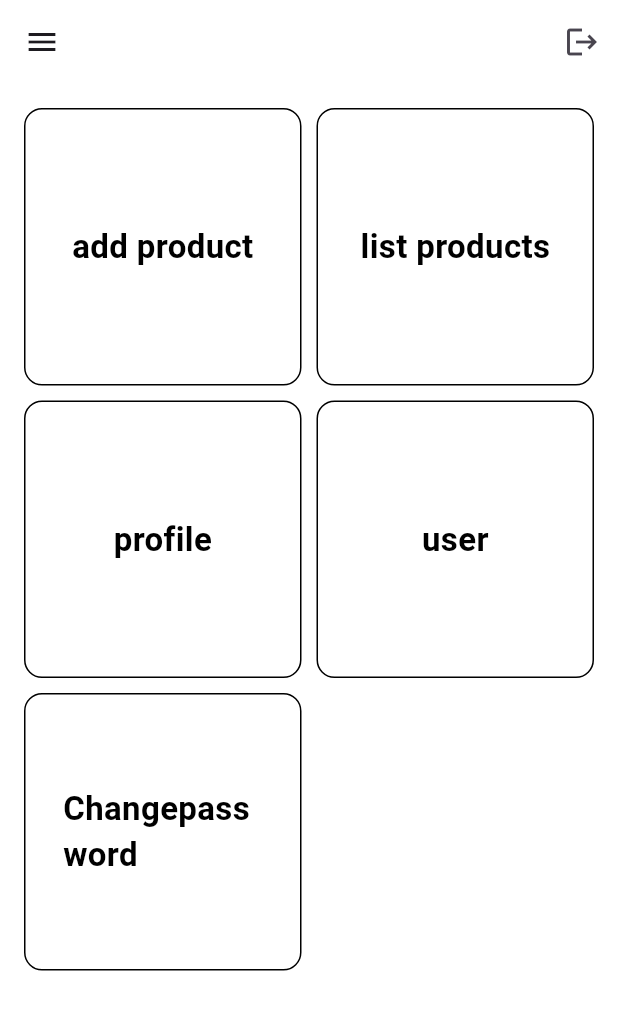
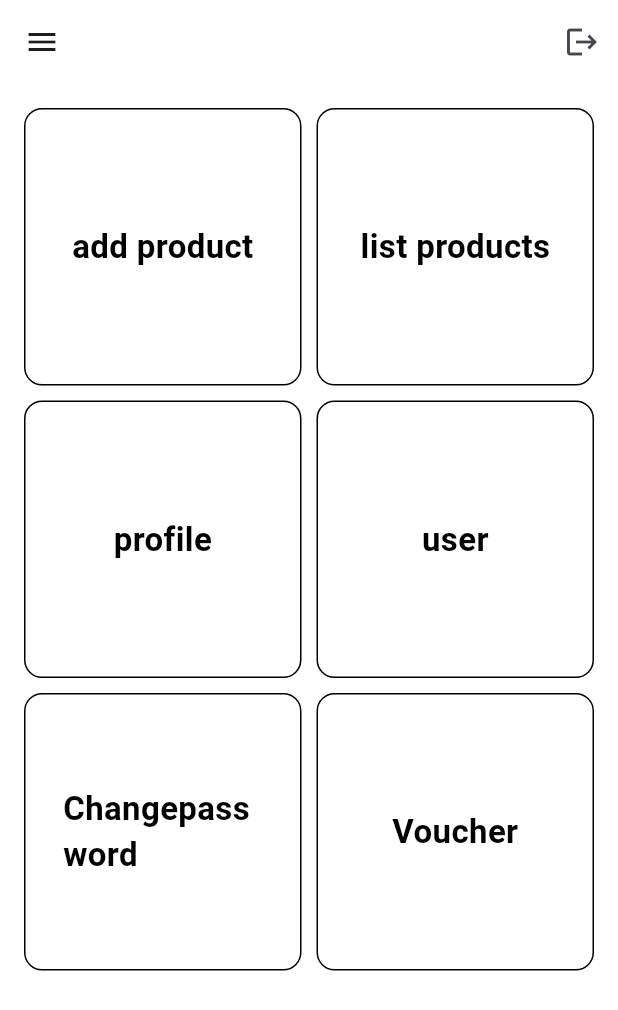
Before and after one commit to DoTung0105/doantotnghiep, a Flutter app: the HomeScreen screen opened directly, on a phone screen of 412 x 824 dp. Shown: the top 1010 px of the screen. Run offline on Flutter 3.47's test engine with Material 3 defaults, Android fonts, the light colour scheme and no system bars; our stand-ins replace carousel_slider, cloud_firestore, firebase_auth, firebase_core, firebase_storage, google_nav_bar and 5 more; accounts and stored records are empty.

Commit message:
thay doi ve voucher vaf cap nhat thoi gian voucher,sua loi

```diff
--- a/fashionhub/lib/main.dart
+++ b/fashionhub/lib/main.dart
@@ -29,12 +29,12 @@ class MyApp extends StatelessWidget {
         ChangeNotifierProvider(create: (_) => ProductViewModel()),
         ChangeNotifierProvider(
           create: (_) => Cart(AuthenticationService()),
-
-        ), ChangeNotifierProvider(create: (_) => VoucherViewModel()),
+        ),
+        ChangeNotifierProvider(create: (_) => VoucherViewModel()),
       ],
       child: MaterialApp(
         debugShowCheckedModeBanner: false,
-        home: Voucher_Screen(),
+        home: LoginScreen(),
       ),
     );
   }
--- a/fashionhub/lib/view/home_screen.dart
+++ b/fashionhub/lib/view/home_screen.dart
@@ -7,6 +7,7 @@ import 'package:fashionhub/view/login_screen.dart';
 
 import 'package:fashionhub/view/user_profile_screen.dart';
 import 'package:fashionhub/view/users_screen.dart';
+import 'package:fashionhub/view/voucher_screen.dart';
 import 'package:flutter/material.dart';
 import 'package:flutter/rendering.dart';
 import 'package:flutter/widgets.dart';
@@ -163,6 +164,30 @@ class HomeScreen extends StatelessWidget {
                   ),
                 ),
               ),
+              GestureDetector(
+                onTap: () => Navigator.of(context).push(
+                  MaterialPageRoute(
+                      builder: (context) => Voucher_Screen()),
+                ),
+                child: Container(
+                  decoration: BoxDecoration(
+                    border: Border.all(color: Colors.black),
+                    color: Colors.transparent,
+                    borderRadius: BorderRadius.circular(12),
+                  ),
+                  padding: const EdgeInsets.all(25.0),
+                  child: const Center(
+                    child: Text(
+                      'Voucher',
+                      style: TextStyle(
+                        color: Colors.black,
+                        fontWeight: FontWeight.bold,
+                        fontSize: 22.0,
+                      ),
+                    ),
+                  ),
+                ),
+              ),
             ],
           ),
         ));
--- a/fashionhub/lib/view/voucher_screen.dart
+++ b/fashionhub/lib/view/voucher_screen.dart
@@ -33,9 +33,7 @@ class _VoucherScreenState extends State<Voucher_Screen> {
               itemCount: viewModel.vouchers.length,
               itemBuilder: (context, index) {
                 var voucher = viewModel.vouchers[index];
-                return InkWell(
-                  onTap: () => _editVoucher(context, voucher),
-                  child: Container(
+                return Container(
                   decoration: BoxDecoration(
                     border: Border.all(color: Colors.grey),
                     borderRadius: BorderRadius.circular(8),
@@ -54,7 +52,7 @@ class _VoucherScreenState extends State<Voucher_Screen> {
                     crossAxisAlignment: CrossAxisAlignment.start,
                     children: [
                       SizedBox(height: 8),
-                        Text('Promotional ID: ${voucher.promotionalId}'),
+                      Text('Mã khuyến mãi: ${voucher.promotionalId}'),
                       SizedBox(height: 8),
                       Text('Giảm giá: ${voucher.discount}%'),
                       SizedBox(height: 8),
@@ -65,7 +63,7 @@ class _VoucherScreenState extends State<Voucher_Screen> {
                       ),
                       SizedBox(height: 8),
                       Text(
-                          'Trạng thái: ${voucher.status ? "Active" : "Inactive"}',
+                        'Trạng thái: ${voucher.status ? "Hoạt động" : "Hết hiệu lực"}',
                         style: TextStyle(
                           color: voucher.status ? Colors.green : Colors.red,
                         ),
@@ -88,7 +86,6 @@ class _VoucherScreenState extends State<Voucher_Screen> {
                         ],
                       ),
                     ],
-                    ),
                   ),
                 );
               },
--- a/fashionhub/lib/viewmodel/voucher_viewmodel.dart
+++ b/fashionhub/lib/viewmodel/voucher_viewmodel.dart
@@ -21,12 +21,29 @@ class VoucherViewModel extends ChangeNotifier {
       QuerySnapshot querySnapshot = await _db.collection(_collectionName).get();
       vouchers =
           querySnapshot.docs.map((doc) => Voucher.fromSnapshot(doc)).toList();
+      await checkAndUpdateVoucherStatus();
     } catch (e) {
       print('Error fetching vouchers: $e');
     } finally {
       _isLoading = false;
       notifyListeners();
     }
+  }
+
+// kiểm tra ngày hết hạn
+  Future<void> checkAndUpdateVoucherStatus() async {
+    DateTime now = DateTime.now();
+    for (var voucher in vouchers) {
+      if (voucher.expiry.toDate().isBefore(now)) {
+        // If expired, set status to Inactive
+        voucher.status = false;
+        // Update status on Firestore
+        _db.collection(_collectionName).doc(voucher.uid).update({
+          'status': false,
+        }).catchError((e) => print('Error updating voucher status: $e'));
+      }
+    }
+    notifyListeners(); // Thông báo cho widget biết dữ liệu đã thay đổi
   }
 
   String generateRandomString() {
```
Lines whose indentation alone changed are shown as unchanged.
